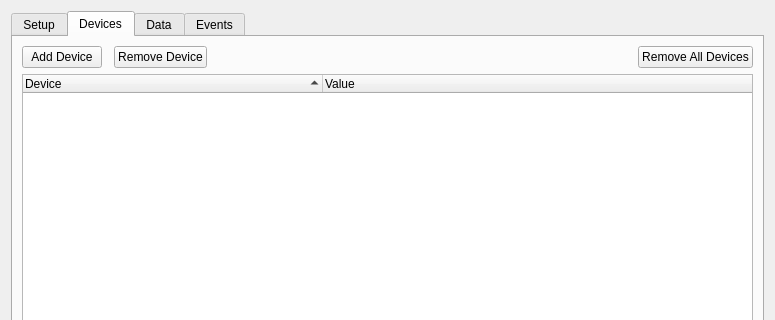
First picture: the form in src/brickv/data_logger/ui/setup_dialog.ui, repository Tinkerforge/brickv, before the edit; both pictures show x 0 to 775 and y 0 to 320 of the 775 by 659 pixel window.
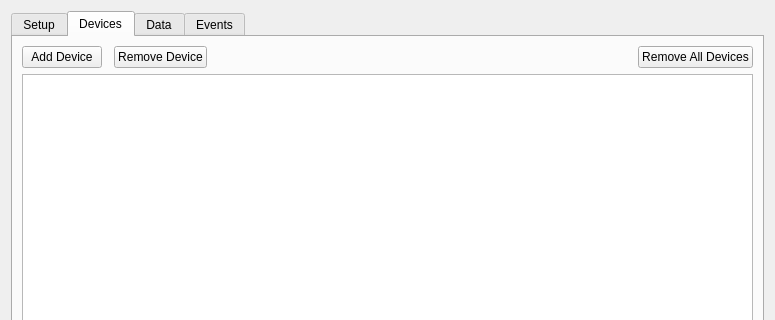
Second picture: the form after the edit. The open tabs and pages were chosen to show the change.

Commit message: data-logger: Start refactoring GUI creation from config and adding options

Diff of the .ui file:
```diff
--- a/src/brickv/data_logger/ui/setup_dialog.ui
+++ b/src/brickv/data_logger/ui/setup_dialog.ui
@@ -349,29 +349,16 @@
         </widget>
        </item>
        <item row="1" column="0" colspan="6">
-        <widget class="QTreeWidget" name="tree_devices">
+        <widget class="QTreeView" name="tree_devices">
+         <property name="editTriggers">
+          <set>QAbstractItemView::NoEditTriggers</set>
+         </property>
          <property name="selectionMode">
           <enum>QAbstractItemView::ExtendedSelection</enum>
          </property>
-         <property name="sortingEnabled">
+         <attribute name="headerStretchLastSection">
           <bool>true</bool>
-         </property>
-         <attribute name="headerDefaultSectionSize">
-          <number>300</number>
          </attribute>
-         <attribute name="headerMinimumSectionSize">
-          <number>200</number>
-         </attribute>
-         <column>
-          <property name="text">
-           <string>Device</string>
-          </property>
-         </column>
-         <column>
-          <property name="text">
-           <string>Value</string>
-          </property>
-         </column>
         </widget>
        </item>
       </layout>
```
The commit also changes 6 other files.
